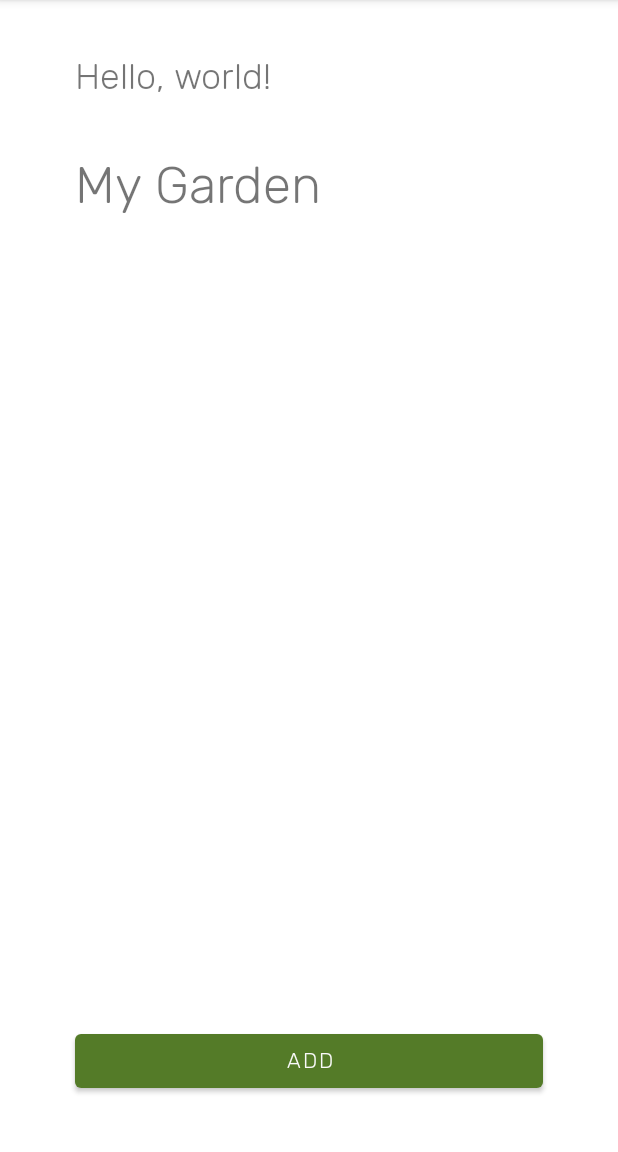
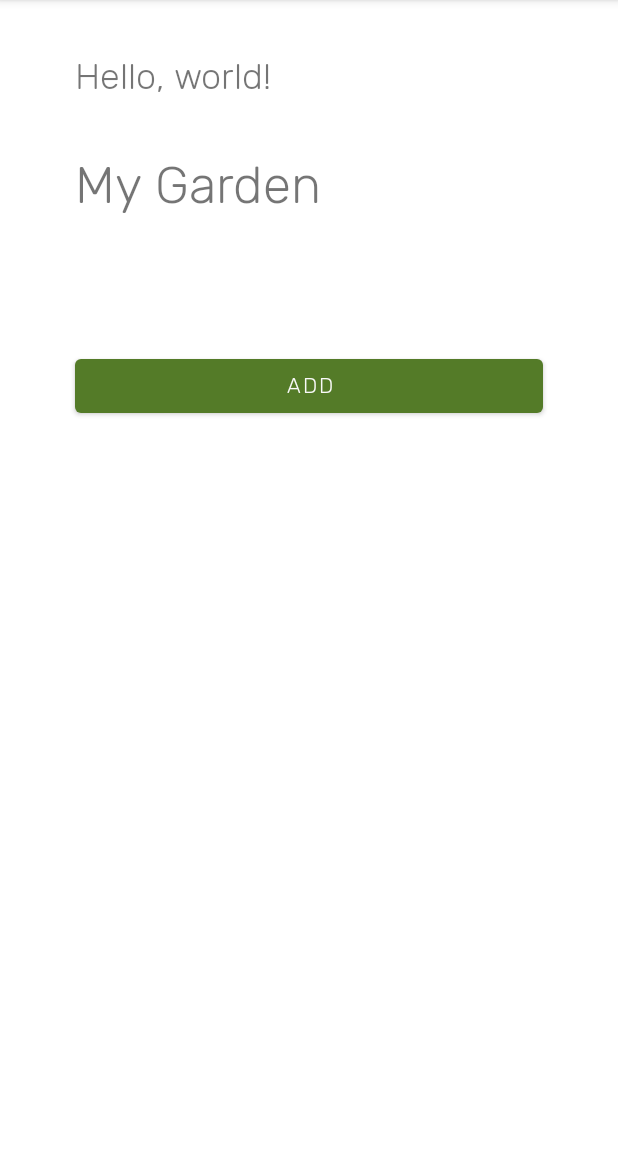
Before and after one commit to EmilyGoose/PlantApp, an Android app: the screen it shows after launch once a user with an empty profile is signed in (HomeActivity), on a phone screen of 412 x 824 dp, the part 84-1236 px from its top. Run offline under Robolectric (Android 15) with nearby library versions, the phone set to English and light mode, and no system bars; our stand-ins replace Firebase (no records; nobody signed in at launch, a user with empty details on screens opened directly); 2 statements that could not run were skipped.

Commit message:
Fixed add button going offscreen

```diff
--- a/app/src/main/res/layout/activity_home.xml
+++ b/app/src/main/res/layout/activity_home.xml
@@ -44,12 +44,6 @@
         app:layout_constraintRight_toRightOf="parent"
         app:layout_constraintTop_toBottomOf="@id/garden_title">
 
-        <androidx.recyclerview.widget.RecyclerView
-            android:id="@+id/plant_list"
-            android:layout_width="match_parent"
-            android:layout_height="450dp"
-            android:scrollbars="vertical" />
-
         <Button
             android:id="@+id/button_add"
             android:layout_width="match_parent"
@@ -57,6 +51,12 @@
             android:layout_marginLeft="50dp"
             android:layout_marginRight="50dp"
             android:text="@string/prompt_add" />
+        <androidx.recyclerview.widget.RecyclerView
+            android:id="@+id/plant_list"
+            android:layout_width="match_parent"
+            android:layout_height="450dp"
+            android:scrollbars="vertical" />
+
     </LinearLayout>
 
 
```
